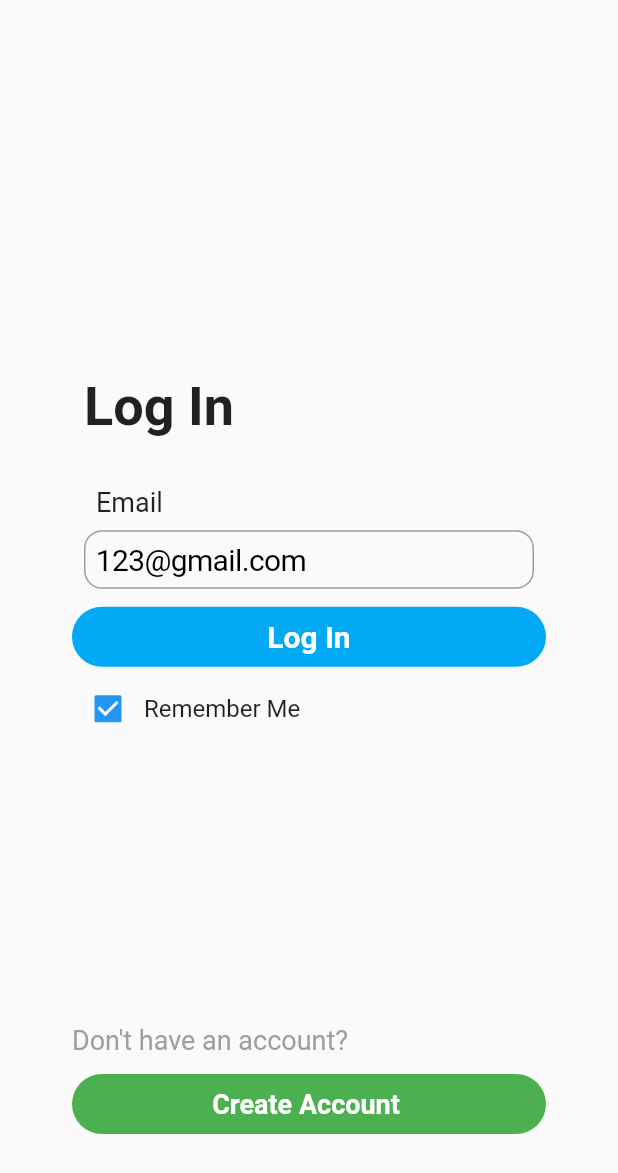
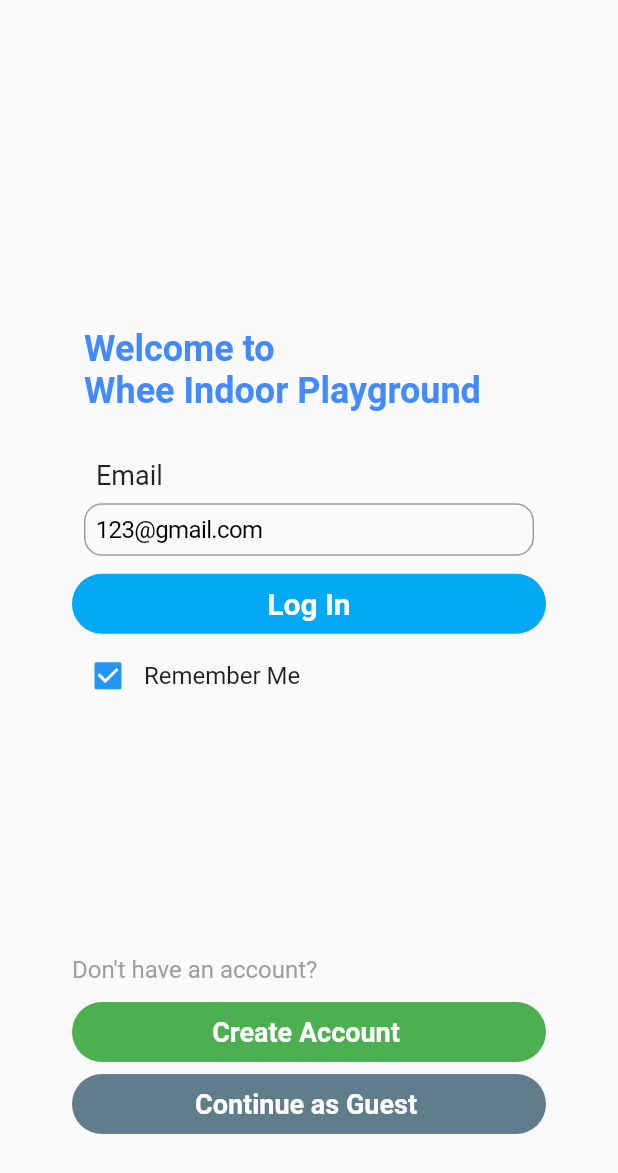
Before and after one commit to joey2021MUN/whee_party-frontend, a Flutter app: the LoginPage widget shown alone on an empty page, opened directly, on a phone screen of 412 x 824 dp. Shown: the top 1173 px of the screen. Run offline on Flutter 3.47's test engine with Material 2 defaults, Android fonts, the phone set to English and light mode, and no system bars; our stand-ins replace fluttertoast, localstorage, table_calendar; network calls fail.

Commit message:
latest update

```diff
--- a/lib/main.dart
+++ b/lib/main.dart
@@ -3,8 +3,8 @@ import 'package:provider/provider.dart';
 import 'package:whee_party/model/account_model.dart';
 import 'package:whee_party/page/home_page.dart';
 import 'package:whee_party/page/party_date_page.dart';
+import 'package:whee_party/page/profile_page.dart';
 import 'package:whee_party/page/router_page.dart';
-
 import 'model/navigation_model.dart';
 
 void main() {
@@ -37,7 +37,7 @@ class WheeParty extends StatelessWidget {
       label: "Profile",
       title: "Profile",
       icon: Icon(Icons.person_pin),
-      widget: Text("Profile"),
+      widget: ProfilePage(),
     ),
   ];
 
--- a/lib/page/login_page.dart
+++ b/lib/page/login_page.dart
@@ -1,7 +1,7 @@
-import 'dart:ffi';
-
 import 'package:flutter/cupertino.dart';
 import 'package:flutter/material.dart';
+import 'package:provider/provider.dart';
+import 'package:whee_party/model/account_model.dart';
 import 'package:whee_party/util/account_util.dart';
 import 'package:whee_party/util/ui_util.dart';
 
@@ -16,7 +16,6 @@ class _LoginPageState extends State<LoginPage> {
   String _errorTextEmail = "";
   String _errorTextPassword = "";
   bool _shouldShowErrorTextEmail = false;
-  bool _shouldShowErrorTextPassword = false;
   bool _shouldRememberMe = true;
   bool _isLoading = false;
   var emailController = TextEditingController(text: "123@gmail.com");
@@ -26,17 +25,11 @@ class _LoginPageState extends State<LoginPage> {
     var email = emailController.value.text;
     var password = passwordController.value.text;
 
-    if (email.isEmpty /* || password.isEmpty */) {
+    if (email.isEmpty) {
       if (email.isEmpty) {
         setState(() {
           _errorTextEmail = "Please enter a valid email address.";
           _shouldShowErrorTextEmail = true;
-        });
-      }
-      if (password.isEmpty) {
-        setState(() {
-          _errorTextPassword = "Please enter a valid password.";
-          _shouldShowErrorTextPassword = true;
         });
       }
       return;
@@ -69,17 +62,23 @@ class _LoginPageState extends State<LoginPage> {
         AccountUtil.setStoredToken(token);
       }
 
-      AccountUtil.setStoredToken(token);
-      AccountUtil.tryAutoSignIn(context: context, showToast: true, completion: null);
+      AccountModel.currentSessionToken = token;
+      AccountUtil.tryAutoSignIn(
+        context: context,
+        tempToken: token,
+        showToast: true,
+        completion: null,
+      );
       Navigator.pop(context);
-    }).catchError((_) {
-
-    });
+    }).catchError((_) {});
   }
 
-  void _onCreateAnAccountClicked() {
+  void _onContinueAsGuestClicked() {
+    Navigator.pop(context);
+  }
 
-  }
+  // Todo
+  void _onCreateAnAccountClicked() {}
 
   void _onShouldRememberMeCheckBoxChanged(bool? newValue) {
     setState(() {
@@ -93,10 +92,6 @@ class _LoginPageState extends State<LoginPage> {
       _errorTextEmail,
       style: const TextStyle(color: Colors.redAccent),
     );
-    var errorTextPassword = Text(
-      _errorTextPassword,
-      style: const TextStyle(color: Colors.redAccent),
-    );
 
     return Material(
       child: Container(
@@ -104,15 +99,16 @@ class _LoginPageState extends State<LoginPage> {
         child: Column(
           crossAxisAlignment: CrossAxisAlignment.start,
           children: [
-            const SizedBox(height: 48),
+            const SizedBox(height: 40),
             const Spacer(flex: 1),
             Container(
               padding: const EdgeInsets.fromLTRB(8, 16, 8, 16),
               child: const Text(
-                "Log In",
+                "Welcome to\nWhee Indoor Playground",
                 style: TextStyle(
                   fontWeight: FontWeight.bold,
-                  fontSize: 36,
+                  color: Colors.blueAccent,
+                  fontSize: 24,
                 ),
               ),
             ),
@@ -137,35 +133,11 @@ class _LoginPageState extends State<LoginPage> {
                       borderRadius: BorderRadius.circular(12),
                     ),
                     style: const TextStyle(
-                      fontSize: 20,
+                      fontSize: 16,
                     ),
                     controller: emailController,
                   ),
                   ...(_shouldShowErrorTextEmail ? [errorTextEmail] : []),
-                  /*
-                  Container(
-                    margin: const EdgeInsets.fromLTRB(8, 16, 8, 8),
-                    child: const Text(
-                      "Password",
-                      style: TextStyle(
-                        fontSize: 18,
-                      ),
-                    ),
-                  ),
-                  CupertinoTextField(
-                    obscureText: true,
-                    placeholder: "Enter your password",
-                    decoration: BoxDecoration(
-                      border: Border.all(color: Colors.grey),
-                      borderRadius: BorderRadius.circular(12),
-                    ),
-                    style: const TextStyle(
-                      fontSize: 20,
-                    ),
-                    controller: passwordController,
-                  ),
-                  ...(_shouldShowErrorTextPassword ? [errorTextPassword] : [])
-                   */
                 ],
               ),
             ),
@@ -206,11 +178,13 @@ class _LoginPageState extends State<LoginPage> {
                 children: [
                   const Text(
                     "Don't have an account?",
-                    style: TextStyle(color: Colors.grey, fontSize: 18),
+                    style: TextStyle(color: Colors.grey, fontSize: 16),
                   ),
                   Container(
                     margin: const EdgeInsets.fromLTRB(0, 8, 0, 0),
-                    child: FilledButton(
+                    child: Column(
+                      children: [
+                        FilledButton(
                           onPressed: _onCreateAnAccountClicked,
                           style: const ButtonStyle(
                             backgroundColor:
@@ -230,7 +204,29 @@ class _LoginPageState extends State<LoginPage> {
                             ),
                           ),
                         ),
+                        FilledButton(
+                          onPressed: _onContinueAsGuestClicked,
+                          style: const ButtonStyle(
+                            backgroundColor: MaterialStatePropertyAll<Color>(
+                                Colors.blueGrey),
                           ),
+                          child: Container(
+                            alignment: Alignment.center,
+                            width: double.infinity,
+                            margin: const EdgeInsets.fromLTRB(4, 4, 8, 4),
+                            child: const Text(
+                              "Continue as Guest",
+                              style: TextStyle(
+                                color: Colors.white,
+                                fontSize: 18,
+                                fontWeight: FontWeight.bold,
+                              ),
+                            ),
+                          ),
+                        ),
+                      ],
+                    ),
+                  )
                 ],
               ),
             ),
--- a/lib/util/account_util.dart
+++ b/lib/util/account_util.dart
@@ -11,7 +11,8 @@ typedef BoolCallBack = void Function(bool value);
 class AccountUtil {
   static final _storage = LocalStorage("whee");
 
-  static String? getStoredToken() {
+  static Future<String?> getStoredToken() async {
+    await _storage.ready;
     return _storage.getItem("token");
   }
 
@@ -33,15 +34,23 @@ class AccountUtil {
   static void signOut(BuildContext context) {
     _storage.deleteItem("token");
     _storage.deleteItem("email");
-    Provider.of<AccountModel>(context).clearLoggingInInfo();
+    AccountModel.currentSessionToken = null;
+    Provider.of<AccountModel>(context, listen: false).clearLoggingInInfo();
   }
 
   static Future<dynamic> greetings() async {
     return NetUtil.request("GET", "/greetings", needAuthentication: true);
   }
 
-  static void tryAutoSignIn({ required BuildContext context, required BoolCallBack? completion, required showToast }) {
-    String? token = getStoredToken();
+  static void tryAutoSignIn({
+    required BuildContext context,
+    required BoolCallBack? completion,
+    required showToast,
+    String? tempToken,
+  }) async {
+    tempToken ??= AccountModel.currentSessionToken;
+
+    String? token = tempToken ?? await getStoredToken();
     if (token == null) {
       completion?.call(false);
       return;
@@ -60,8 +69,8 @@ class AccountUtil {
         );
       }
 
-      Provider.of<AccountModel>(context, listen: false)
-          .updateLoggingInInfo(true, result["email"], result["full_name"]);
+      var state = Provider.of<AccountModel>(context, listen: false);
+      state.updateLoggingInInfo(true, result["email"], result["full_name"]);
     }).catchError((_) {
       completion?.call(false);
       return;
--- a/lib/util/network_util.dart
+++ b/lib/util/network_util.dart
@@ -1,12 +1,13 @@
 import 'dart:convert';
 import 'package:http/http.dart' as http;
+import 'package:whee_party/model/account_model.dart';
 import 'package:whee_party/util/account_util.dart';
 
 import '../model/slot_availability.dart';
 
 class NetUtil {
-    //static const String host = "192.168.2.27";
-    static String host = "10.20.241.168";
+    //static const String host = "192.168.2.27"; // home
+    static String host = "10.20.241.168"; // school
 
   static Future<dynamic> request(String method, String path,
    { Map<String, dynamic>? body, bool needAuthentication = false }) async {
@@ -17,7 +18,9 @@ class NetUtil {
     var headers = {"Content-Type": "application/json"};
 
     if (needAuthentication) {
-      headers["Authorization"] = AccountUtil.getStoredToken() ?? "";
+      var token = AccountModel.currentSessionToken
+          ?? await AccountUtil.getStoredToken();
+      headers["Authorization"] = "Bearer $token" ?? "";
     }
 
     if (method.trim().toLowerCase() == "post") {
```
Also changed, not shown: lib/model/account_model.dart (+9 -2 lines), lib/model/slot_availability.dart (+7 -1 lines), lib/page/home_page.dart (+13 -15 lines), lib/page/party_date_page.dart (+19 -22 lines), lib/page/party_timeslot_page.dart (+21 -6 lines), lib/page/profile_page.dart (added, +69 -0 lines), 1 other file. Lines whose indentation alone changed are shown as unchanged.
